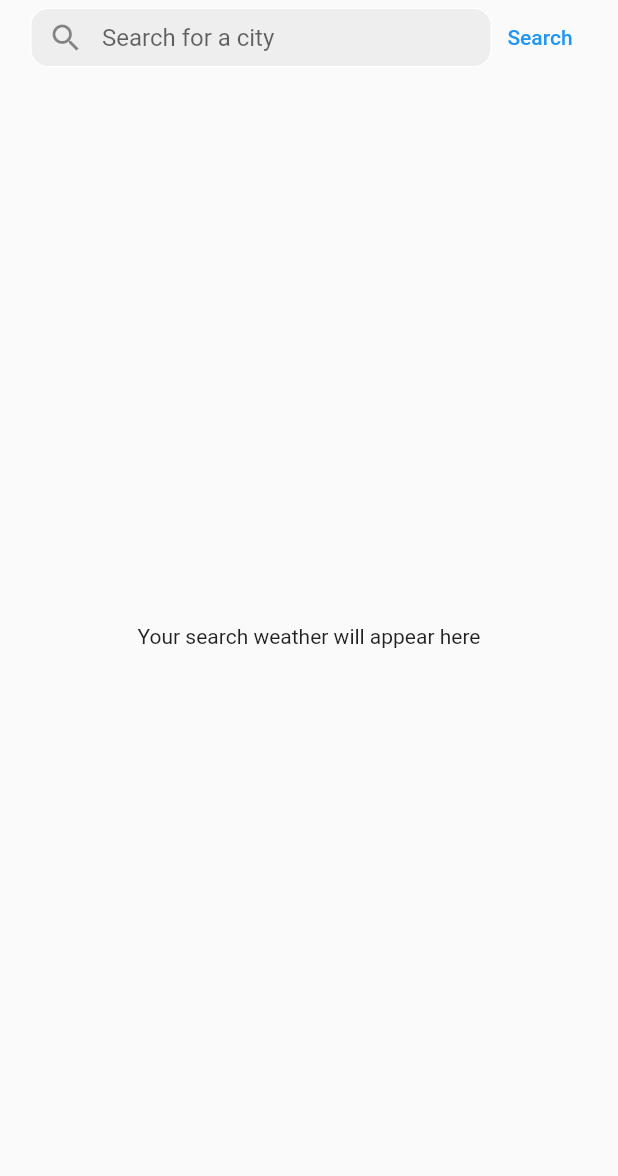
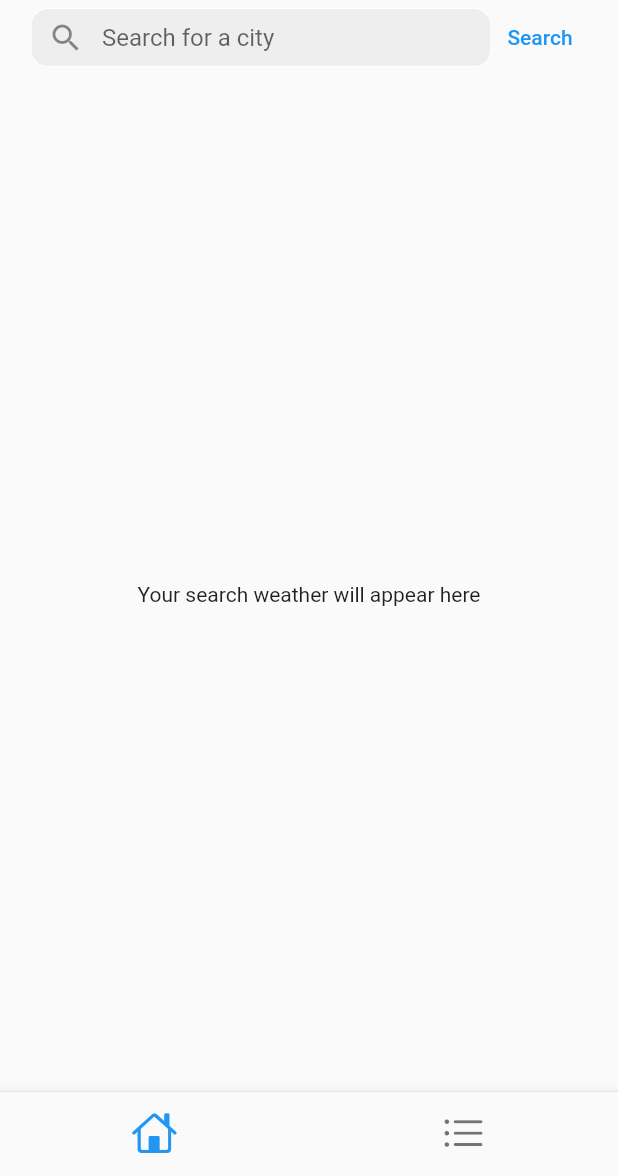
Before and after one commit to edemekong/FlutterBeyondWidgets, a Flutter app: the screen it shows after launch, on a phone screen of 412 x 824 dp, the part 60-1236 px from its top. Run offline on Flutter 3.47's test engine with Material 2 defaults, Android fonts, the phone set to English and light mode, and no system bars; our stand-ins replace flutter_riverpod, go_router.

Commit message:
added nested navigation with gorouter

```diff
--- /dev/null
+++ b/openweather_app/lib/app.dart
@@ -0,0 +1,23 @@
+import 'package:flutter/material.dart';
+import 'package:flutter_riverpod/flutter_riverpod.dart';
+import 'package:openweather_app/data/services/navigation_service.dart';
+
+class OpenWeatherApp extends ConsumerWidget {
+  const OpenWeatherApp({super.key});
+
+  @override
+  Widget build(BuildContext context, WidgetRef ref) {
+    final navigationService = ref.read(navigationServiceProvider);
+
+    return MaterialApp.router(
+      routerConfig: navigationService.router,
+      builder: (context, widget) => Overlay(
+        initialEntries: [
+          OverlayEntry(
+            builder: (context) => widget!,
+          ),
+        ],
+      ),
+    );
+  }
+}
--- a/openweather_app/lib/data/states/search_bar_state.dart
+++ b/openweather_app/lib/data/states/search_bar_state.dart
@@ -34,6 +34,7 @@ class SearchBarState extends Notifier<List<Location>> {
   void onQuickSearch(String query) async {
     List<Location> newLocations = await weatherAPIrepo.fetchLocations(query);
 
+
     if (newLocations.isNotEmpty) {
       final location = newLocations.first;
       final weather = await weatherAPIrepo.fetchWeatherFromAPI(lat: location.lat, lon: location.lon);
--- a/openweather_app/lib/main.dart
+++ b/openweather_app/lib/main.dart
@@ -2,25 +2,12 @@
 
 import 'package:flutter/material.dart';
 import 'package:flutter_riverpod/flutter_riverpod.dart';
-import 'package:openweather_app/ui/home_page.dart';
+import 'package:openweather_app/app.dart';
 
 const WEATHER_API_KEY = String.fromEnvironment("weather_api_key");
 
 void main() {
-  runApp(
-    const ProviderScope(
-      child: OpenWeatherApp(),
-    ),
-  );
+  runApp(const ProviderScope(
+    child: OpenWeatherApp(),
+  ));
 }
-
-class OpenWeatherApp extends ConsumerWidget {
-  const OpenWeatherApp({super.key});
-
-  @override
-  Widget build(BuildContext context, WidgetRef ref) {
-    return const MaterialApp(
-      home: HomePage(),
-    );
-  }
-}
--- /dev/null
+++ b/openweather_app/lib/ui/components/bottom_navigation_bar.dart
@@ -0,0 +1,74 @@
+import 'package:flutter/cupertino.dart';
+import 'package:flutter/material.dart';
+import 'package:flutter_riverpod/flutter_riverpod.dart';
+import 'package:go_router/go_router.dart';
+import 'package:openweather_app/constants/route_paths.dart';
+
+class AppBottomNavigationBar extends ConsumerWidget {
+  final StatefulNavigationShell shell;
+  const AppBottomNavigationBar({super.key, required this.shell});
+
+  @override
+  Widget build(BuildContext context, ref) {
+    final List<StatefulShellBranch> branches = shell.route.branches;
+
+    return Container(
+      color: Theme.of(context).scaffoldBackgroundColor,
+      child: Column(
+        mainAxisSize: MainAxisSize.min,
+        children: [
+          const Divider(height: 0),
+          BottomNavigationBar(
+            currentIndex: shell.currentIndex.clamp(0, branches.length),
+            selectedFontSize: 0,
+            unselectedFontSize: 0,
+            iconSize: 30,
+            type: BottomNavigationBarType.fixed,
+            onTap: (value) {
+              final data = getNavigationRouteDetail(branches[value].initialLocation!);
+
+              shell.goBranch(
+                data.index,
+                initialLocation: data.index == shell.currentIndex,
+              );
+            },
+            items: branches.map(
+              (branch) {
+                final path = branch.initialLocation!;
+                final data = getNavigationRouteDetail(path);
+
+                return BottomNavigationBarItem(
+                  icon: Icon(data.iconData, color: Theme.of(context).unselectedWidgetColor),
+                  activeIcon: Icon(data.iconData, color: Theme.of(context).primaryColor),
+                  label: data.name,
+                );
+              },
+            ).toList(),
+          ),
+        ],
+      ),
+    );
+  }
+
+  ({String name, IconData iconData, int index}) getNavigationRouteDetail(String path) {
+    final route = AppRoutes.values.firstWhere((route) => path == route.path);
+
+    final history = (
+      name: "History",
+      iconData: CupertinoIcons.list_bullet,
+      index: route.index,
+    );
+    final home = (
+      name: "Home",
+      iconData: CupertinoIcons.home,
+      index: route.index,
+    );
+
+    final data = switch (route) {
+      AppRoutes.history => history,
+      _ => home,
+    };
+
+    return data;
+  }
+}
--- /dev/null
+++ b/openweather_app/lib/ui/screens/home/components/weather_list.dart
@@ -0,0 +1,44 @@
+import 'package:flutter/material.dart';
+import 'package:flutter_riverpod/flutter_riverpod.dart';
+import 'package:go_router/go_router.dart';
+import 'package:openweather_app/constants/route_paths.dart';
+import 'package:openweather_app/data/states/home_weather_provider.dart';
+import 'package:openweather_app/ui/components/weather_card.dart';
+
+class WeatherList extends ConsumerWidget {
+  const WeatherList({
+    super.key,
+  });
+
+
+  @override
+  Widget build(BuildContext context, WidgetRef ref) {
+
+    final weathers = ref.watch(homeWeatherProvider);
+
+    return Builder(builder: (context) {
+      if (weathers.isEmpty) {
+        return const Center(
+          child: Text(
+            "Your search weather will appear here",
+          ),
+        );
+      }
+      return ListView.builder(
+        itemCount: weathers.length,
+        padding: const EdgeInsets.symmetric(horizontal: 20),
+        itemBuilder: (context, index) => Padding(
+          padding: const EdgeInsets.only(bottom: 15),
+          child: InkWell(
+            onTap: (){
+              context.push(AppRoutes.weather_detail.path);
+            },
+            child: WeatherCard(
+              weather: weathers[index],
+            ),
+          ),
+        ),
+      );
+    });
+  }
+}
--- a/openweather_app/lib/ui/home_page.dart
+++ b/openweather_app/lib/ui/screens/home/home_page.dart
@@ -3,14 +3,14 @@ import 'package:flutter_riverpod/flutter_riverpod.dart';
 import 'package:openweather_app/data/states/home_weather_provider.dart';
 import 'package:openweather_app/data/states/search_bar_state.dart';
 import 'package:openweather_app/ui/components/location_search_bar.dart';
-import 'package:openweather_app/ui/components/weather_card.dart';
+import 'package:openweather_app/ui/screens/home/components/weather_list.dart';
+
 
 class HomePage extends ConsumerWidget {
   const HomePage({super.key});
 
   @override
   Widget build(BuildContext context, WidgetRef ref) {
-    final weathers = ref.watch(homeWeatherProvider);
     final homeNotifier = ref.read(homeWeatherProvider.notifier);
     final searchBarNotifier = ref.read(searchBarStateProvider.notifier);
     final locations = ref.watch(searchBarStateProvider);
@@ -43,26 +43,8 @@ class HomePage extends ConsumerWidget {
                 ],
               ),
             ),
-            Expanded(
-              child: Builder(builder: (context) {
-                if (weathers.isEmpty) {
-                  return const Center(
-                    child: Text(
-                      "Your search weather will appear here",
-                    ),
-                  );
-                }
-                return ListView.builder(
-                  itemCount: weathers.length,
-                  padding: const EdgeInsets.symmetric(horizontal: 20),
-                  itemBuilder: (context, index) => Padding(
-                    padding: const EdgeInsets.only(bottom: 15),
-                    child: WeatherCard(
-                      weather: weathers[index],
-                    ),
-                  ),
-                );
-              }),
+           const Expanded(
+              child: WeatherList(),
             ),
           ],
         ),
--- /dev/null
+++ b/openweather_app/lib/ui/screens/tab_overlay.dart
@@ -0,0 +1,19 @@
+import 'package:flutter/material.dart';
+import 'package:flutter_riverpod/flutter_riverpod.dart';
+import 'package:go_router/go_router.dart';
+import 'package:openweather_app/ui/components/bottom_navigation_bar.dart';
+
+class TabOverlay extends ConsumerWidget {
+  final StatefulNavigationShell navigationShell;
+  const TabOverlay({required this.navigationShell, super.key});
+
+  @override
+  Widget build(BuildContext context, WidgetRef ref) {
+
+
+    return Scaffold(
+      bottomNavigationBar: AppBottomNavigationBar(shell: navigationShell,),
+      body: ClipRRect(child: navigationShell,),
+    );
+  }
+}
--- a/openweather_app/pubspec.yaml
+++ b/openweather_app/pubspec.yaml
@@ -17,6 +17,7 @@ dependencies:
   flutter_riverpod: ^2.4.4
   http: ^1.1.0
   intl: ^0.18.1
+  go_router: ^12.1.1
 
 dev_dependencies:
   integration_test:
```
Also changed, not shown: openweather_app/lib/constants/route_paths.dart (added, +13 -0 lines), openweather_app/lib/data/services/navigation_service.dart (added, +56 -0 lines), openweather_app/lib/ui/screens/history.dart (added, +13 -0 lines), openweather_app/lib/ui/screens/weather_detail.dart (added, +13 -0 lines), openweather_app/pubspec.lock, 3 other files.
